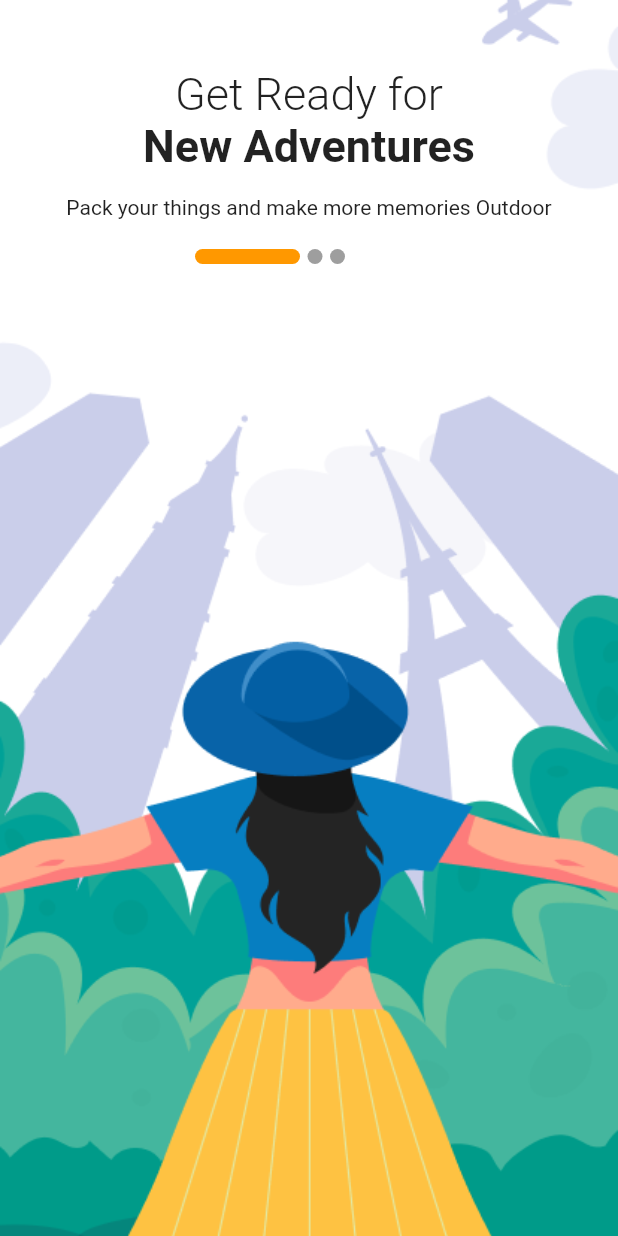
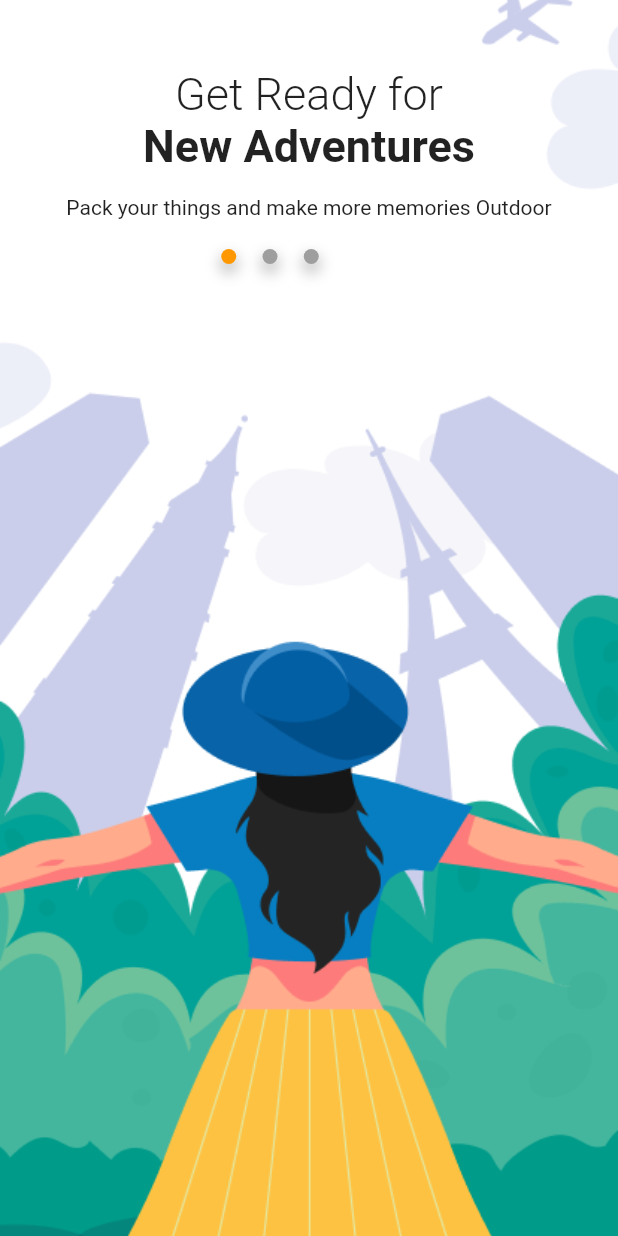
Before and after one commit to Felipe-dot/Travel-app, a Flutter app: the screen it shows after launch, on a phone screen of 412 x 824 dp. Run offline on Flutter 3.47's test engine with Material 2 defaults, Android fonts, the phone set to English and light mode, and no system bars.

Commit message:
Melhorando o design da aplicação

```diff
--- a/lib/components/my_progress_indicator_circle.dart
+++ b/lib/components/my_progress_indicator_circle.dart
@@ -3,16 +3,25 @@ import 'package:flutter/material.dart';
 class MyProgressIndicatorCircle extends StatelessWidget {
   final int currentPage;
   final int order;
-  const MyProgressIndicatorCircle({Key ? key,required this.order,required this.currentPage})
+  const MyProgressIndicatorCircle(
+      {Key? key, required this.order, required this.currentPage})
       : super(key: key);
 
   @override
   Widget build(BuildContext context) {
     return Container(
-      width: currentPage == order ? 70 : 10,
+      width: 10,
       decoration: BoxDecoration(
         color: currentPage == order ? Colors.orange : Colors.grey,
         borderRadius: BorderRadius.circular(50),
+        boxShadow: [
+          BoxShadow(
+            color: Colors.grey.withOpacity(0.5),
+            spreadRadius: 2,
+            blurRadius: 7,
+            offset: const Offset(0, 5), // changes position of shadow
+          ),
+        ],
       ),
     );
   }
--- a/lib/components/my_slider_progress_indicator.dart
+++ b/lib/components/my_slider_progress_indicator.dart
@@ -4,7 +4,8 @@ import 'my_progress_indicator_circle.dart';
 
 class MySliderProgressIndicator extends StatelessWidget {
   final int current;
-  const MySliderProgressIndicator({Key ? key,required this.current}) : super(key: key);
+  const MySliderProgressIndicator({Key? key, required this.current})
+      : super(key: key);
 
   @override
   Widget build(BuildContext context) {
@@ -12,7 +13,7 @@ class MySliderProgressIndicator extends StatelessWidget {
       width: 100,
       height: 10,
       child: Row(
-        mainAxisAlignment: MainAxisAlignment.spaceBetween,
+        mainAxisAlignment: MainAxisAlignment.spaceEvenly,
         children: [
           MyProgressIndicatorCircle(
             order: 0,
--- a/lib/components/my_travel_buddies.dart
+++ b/lib/components/my_travel_buddies.dart
@@ -20,6 +20,10 @@ class _MyTravelBuddiesState extends State<MyTravelBuddies> {
       child: SingleChildScrollView(
         scrollDirection: Axis.horizontal,
         child: Row(
+          crossAxisAlignment: CrossAxisAlignment.start,
+          mainAxisAlignment: MainAxisAlignment.start,
+          children: [
+            Column(
               mainAxisAlignment: MainAxisAlignment.start,
               children: [
                 OutlinedButton(
@@ -32,6 +36,8 @@ class _MyTravelBuddiesState extends State<MyTravelBuddies> {
                     Icons.add,
                     color: Color(0xff828282),
                   ),
+                ),
+              ],
             ),
             const MyBuddy(
               myBuddyImage: 'assets/images/friend1.png',
--- a/lib/main.dart
+++ b/lib/main.dart
@@ -1,6 +1,5 @@
 import 'package:flutter/material.dart';
 
-import 'package:travelapp/screens/my_intro_screen.dart';
 import 'screens/my_homepage_screen.dart';
 import 'screens/my_slider_screen.dart';
 
@@ -19,8 +18,11 @@ class MyApp extends StatelessWidget {
       theme: ThemeData(
         primarySwatch: Colors.blue,
       ),
-      // home: MyIntroScreen(),
-      home: const MySliderScreen(),
+      initialRoute: '/',
+      routes: {
+        '/': (context) => const MySliderScreen(),
+        '/myHomePage': (context) => const MyHomePage(),
+      },
     );
   }
 }
--- a/lib/screens/my_slider_screen.dart
+++ b/lib/screens/my_slider_screen.dart
@@ -12,42 +12,36 @@ class MySliderScreen extends StatefulWidget {
 class _MySliderScreenState extends State<MySliderScreen> {
   String? swipeDirection;
   int currentPage = 0;
-  List<Widget> myPages = [
+  List<Widget> myPages = const [
     MyIntroScreen(),
     MyIntroScreen(),
     MyIntroScreen(),
   ];
 
-  void _onDragEnd(DragEndDetails details) {}
-
   void _onPanUpdate(DragUpdateDetails details) {
     setState(() {
       swipeDirection = details.delta.dx < 0 ? 'left' : 'right';
     });
-
-    // Swiping in right direction.
-    if (details.delta.dx > 0) {}
-
-    // Swiping in left direction.
-    if (details.delta.dx < 0) {}
   }
 
   void _onPanEnd(DragEndDetails details) {
+    //handle swipe left event
     if (swipeDirection == 'left') {
       if (currentPage < myPages.length - 1) {
         setState(() {
           currentPage++;
         });
+      } else {
+        Navigator.pushNamed(context, '/myHomePage');
       }
-      //handle swipe left event
     }
+    //handle swipe right event
     if (swipeDirection == 'right') {
       if (currentPage > 0) {
         setState(() {
           currentPage--;
         });
       }
-      //handle swipe right event
     }
   }
 
```
Lines whose indentation alone changed are shown as unchanged.
